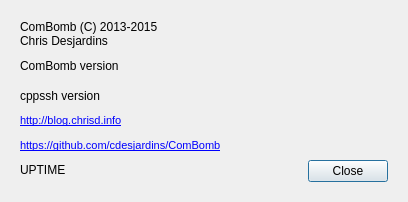
First picture: the form in ComBombGui/aboutdialog.ui, repository cdesjardins/ComBomb, before the edit.
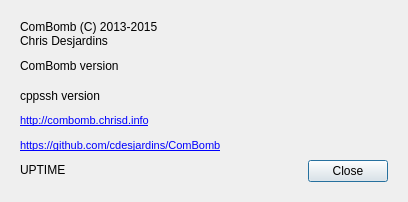
Second picture: the form after the edit. Icons and pictures are not drawn. Custom widgets are drawn as their Qt base class.

Commit message: Update combomb url

Patch:
```diff
--- a/ComBombGui/aboutdialog.ui
+++ b/ComBombGui/aboutdialog.ui
@@ -76,9 +76,9 @@
          <string>&lt;!DOCTYPE HTML PUBLIC &quot;-//W3C//DTD HTML 4.0//EN&quot; &quot;http://www.w3.org/TR/REC-html40/strict.dtd&quot;&gt;
 &lt;html&gt;&lt;head&gt;&lt;meta name=&quot;qrichtext&quot; content=&quot;1&quot; /&gt;&lt;style type=&quot;text/css&quot;&gt;
 p, li { white-space: pre-wrap; }
-&lt;/style&gt;&lt;/head&gt;&lt;body style=&quot; font-family:'MS Shell Dlg 2'; font-size:8pt; font-weight:400; font-style:normal;&quot;&gt;
-&lt;p style=&quot; margin-top:12px; margin-bottom:12px; margin-left:0px; margin-right:0px; -qt-block-indent:0; text-indent:0px;&quot;&gt;&lt;a href=&quot;http://blog.chrisd.info&quot;&gt;&lt;span style=&quot; text-decoration: underline; color:#0000ff;&quot;&gt;http://blog.chrisd.info&lt;/span&gt;&lt;/a&gt;&lt;/p&gt;
-&lt;p style=&quot; margin-top:12px; margin-bottom:12px; margin-left:0px; margin-right:0px; -qt-block-indent:0; text-indent:0px;&quot;&gt;&lt;a href=&quot;https://github.com/cdesjardins/ComBomb&quot;&gt;&lt;span style=&quot; font-family:'Sans Serif'; text-decoration: underline; color:#0000ff;&quot;&gt;https://github.com/cdesjardins/ComBomb&lt;/span&gt;&lt;/a&gt;&lt;/p&gt;&lt;/body&gt;&lt;/html&gt;</string>
+&lt;/style&gt;&lt;/head&gt;&lt;body style=&quot; font-family:'Cantarell'; font-size:11pt; font-weight:400; font-style:normal;&quot;&gt;
+&lt;p style=&quot; margin-top:12px; margin-bottom:12px; margin-left:0px; margin-right:0px; -qt-block-indent:0; text-indent:0px;&quot;&gt;&lt;a href=&quot;http://combomb.chrisd.info&quot;&gt;&lt;span style=&quot; font-family:'MS Shell Dlg 2'; font-size:8pt; text-decoration: underline; color:#0000ff;&quot;&gt;http://combomb.chrisd.info&lt;/span&gt;&lt;/a&gt;&lt;/p&gt;
+&lt;p style=&quot; margin-top:12px; margin-bottom:12px; margin-left:0px; margin-right:0px; -qt-block-indent:0; text-indent:0px;&quot;&gt;&lt;a href=&quot;https://github.com/cdesjardins/ComBomb&quot;&gt;&lt;span style=&quot; font-family:'Sans Serif'; font-size:8pt; text-decoration: underline; color:#0000ff;&quot;&gt;https://github.com/cdesjardins/ComBomb&lt;/span&gt;&lt;/a&gt;&lt;/p&gt;&lt;/body&gt;&lt;/html&gt;</string>
         </property>
         <property name="textFormat">
          <enum>Qt::RichText</enum>
```
The commit also changes 1 other file.
